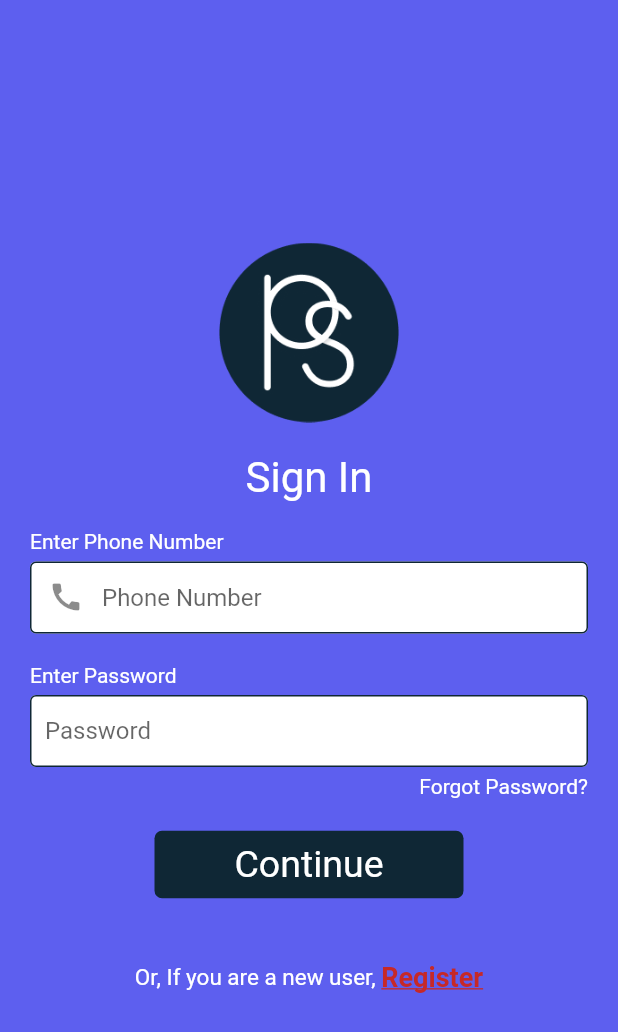
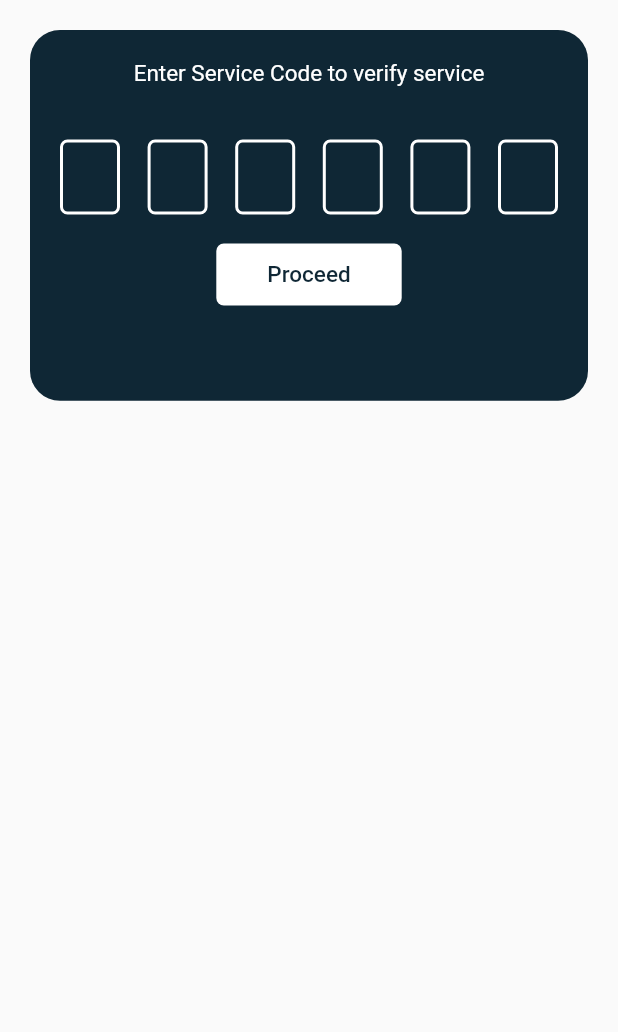
Before and after one commit to Sounmay/Prayas-Booking-App-Service, a Flutter app: the screen it shows after launch, on a phone screen of 412 x 824 dp. Shown: the top 1032 px of the screen. Run offline on Flutter 3.47's test engine with Material 2 defaults, Android fonts, the phone set to English and light mode, and no system bars; drawn by our look-alikes of pin_code_fields; our stand-ins replace cloud_firestore, file_picker, firebase_auth, firebase_core, firebase_storage; accounts and stored records are empty.

Commit message:
Sounmay. OTP Page added

```diff
--- /dev/null
+++ b/lib/Screens/OTPScreen.dart
@@ -0,0 +1,95 @@
+import 'package:flutter/material.dart';
+import 'package:pin_code_fields/pin_code_fields.dart';
+
+class OTPScreen extends StatefulWidget {
+  @override
+  _OTPScreenState createState() => _OTPScreenState();
+}
+
+class _OTPScreenState extends State<OTPScreen> {
+  @override
+  final String requiredNumber = '123456';
+  bool _isPressed=false;
+  bool res=false;
+  Widget build(BuildContext context) {
+      return Scaffold(
+        body: SafeArea(
+          child: Column(
+            children: [
+              Container(
+                margin: EdgeInsets.all(20.0),
+                padding: EdgeInsets.fromLTRB(20.0, 20.0, 20.0, 0),
+                height: MediaQuery.of(context).size.height * 0.3,
+                decoration: BoxDecoration(
+                  color: Color(0xff0F2735),
+                  borderRadius: BorderRadius.circular(20.0)
+                ),
+                child: Column(
+                  children: [
+                    Center(
+                      child: Text("Enter Service Code to verify service",
+                        style: TextStyle(color: Colors.white, fontSize: 15),
+                      )
+                    ),
+                    SizedBox(height: 35.0,),
+                    Center(
+                      child: PinCodeTextField(
+                        appContext: context,
+                        textStyle: TextStyle(color: Colors.white),
+                        length: 6,
+                        onChanged: (value) {
+                          print(value);
+                        },
+                        pinTheme: PinTheme(
+                          shape: PinCodeFieldShape.box,
+                          borderRadius: BorderRadius.circular(5),
+                          fieldHeight: 50,
+                          fieldWidth: 40,
+                          inactiveColor: Colors.white,
+                          activeColor: Color(0xff5D5FEF),
+                          selectedColor: Colors.white,
+                        ),
+                        onCompleted: (value){
+                          if(value == requiredNumber){
+                            res=true;
+                          } else {
+                            res=false;
+                          }
+                        },
+                      ),
+                    ),
+                    FlatButton(
+                        onPressed: (){
+                          setState(() {
+                            _isPressed = !_isPressed;
+                          });
+                            if(res==true){
+                              print('valid pin');
+                            } else {
+                              print('invalid pin');
+                            }
+                          },
+                        child: Container(
+                          height: MediaQuery.of(context).size.height * 0.05,
+                          width: MediaQuery.of(context).size.width * 0.3,
+                          decoration: BoxDecoration(
+                            color: (_isPressed==true)?Color(0xff3AD48A):Colors.white,
+                            borderRadius: BorderRadius.circular(5.0)
+                          ),
+                          child: Center(
+                            child: Text(
+                                (_isPressed==true)?"Proceed  V":"Proceed",
+                                style: TextStyle(color: (_isPressed==true)?Colors.white:Color(0xff0F2735), fontSize: 15)
+                            ),
+                          )
+                        ),
+                    )
+                  ],
+                ),
+              ),
+            ],
+          ),
+        ),
+      );
+  }
+}
--- a/lib/Screens/SplashScreen.dart
+++ b/lib/Screens/SplashScreen.dart
@@ -4,7 +4,7 @@ class SplashScreen extends StatelessWidget {
   @override
   Widget build(BuildContext context) {
     Future.delayed(Duration(seconds: 2), () {
-      Navigator.popAndPushNamed(context, '/wrapper');
+      Navigator.popAndPushNamed(context, '/otpscreen');
       // Navigator.popAndPushNamed(context, '/servicekind');
     });
     return Scaffold(
--- a/lib/main.dart
+++ b/lib/main.dart
@@ -12,6 +12,7 @@ import 'package:provider/provider.dart';
 import 'package:freelance_booking_app_service/Screens/DoctorLocation.dart';
 import 'package:freelance_booking_app_service/Screens/ParlourLocation.dart';
 import 'package:freelance_booking_app_service/Screens/SalonLocation.dart';
+import 'package:freelance_booking_app_service/Screens/OTPScreen.dart';
 
 void main() async {
   WidgetsFlutterBinding.ensureInitialized();
@@ -39,6 +40,8 @@ class MyApp extends StatelessWidget {
           '/parlourlocation': (context) => ParlourLocation(),
           '/salonlocation': (context) => SalonLocation(),
           '/details2': (context) => DetailsSecond(),
+          '/schedule': (context) => Schedule(),
+          '/otpscreen': (context) => OTPScreen()
         },
       ),
     );
--- a/pubspec.yaml
+++ b/pubspec.yaml
@@ -36,6 +36,9 @@ dependencies:
   firebase_storage: ^8.1.0
   fluttertoast: ^8.0.7
   file_picker: ^3.0.3
+  table_calendar: ^3.0.1
+  intl: ^0.17.0
+  pin_code_fields: ^7.3.0
 
 dev_dependencies:
   flutter_test:
```
Also changed, not shown: pubspec.lock.
